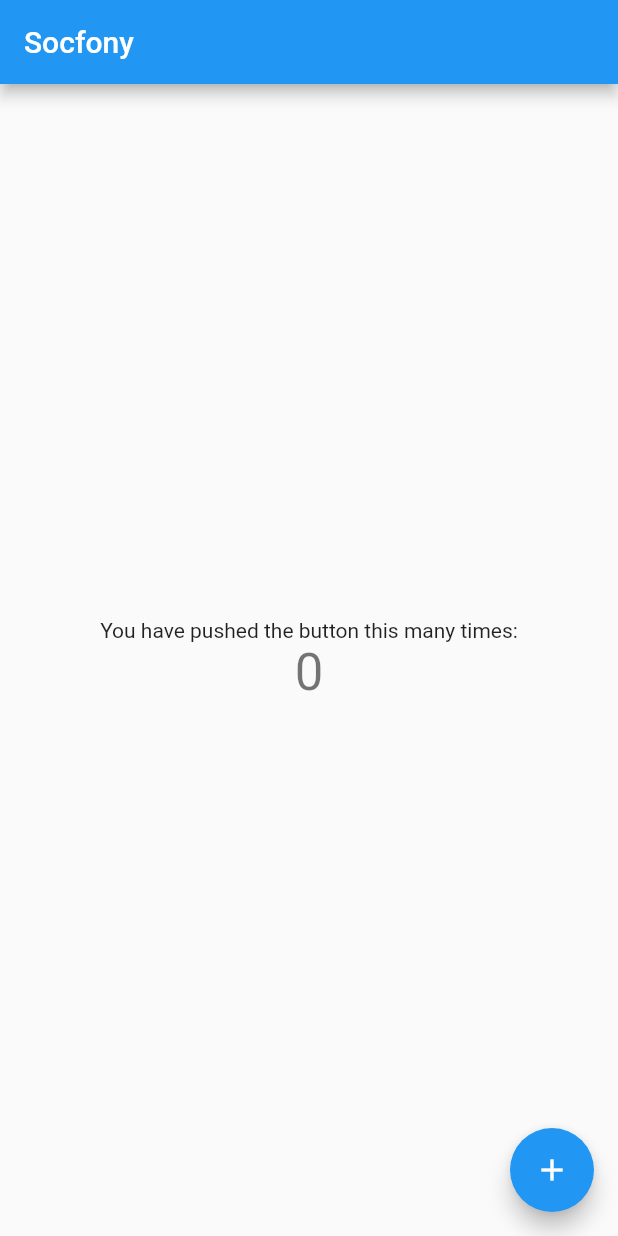
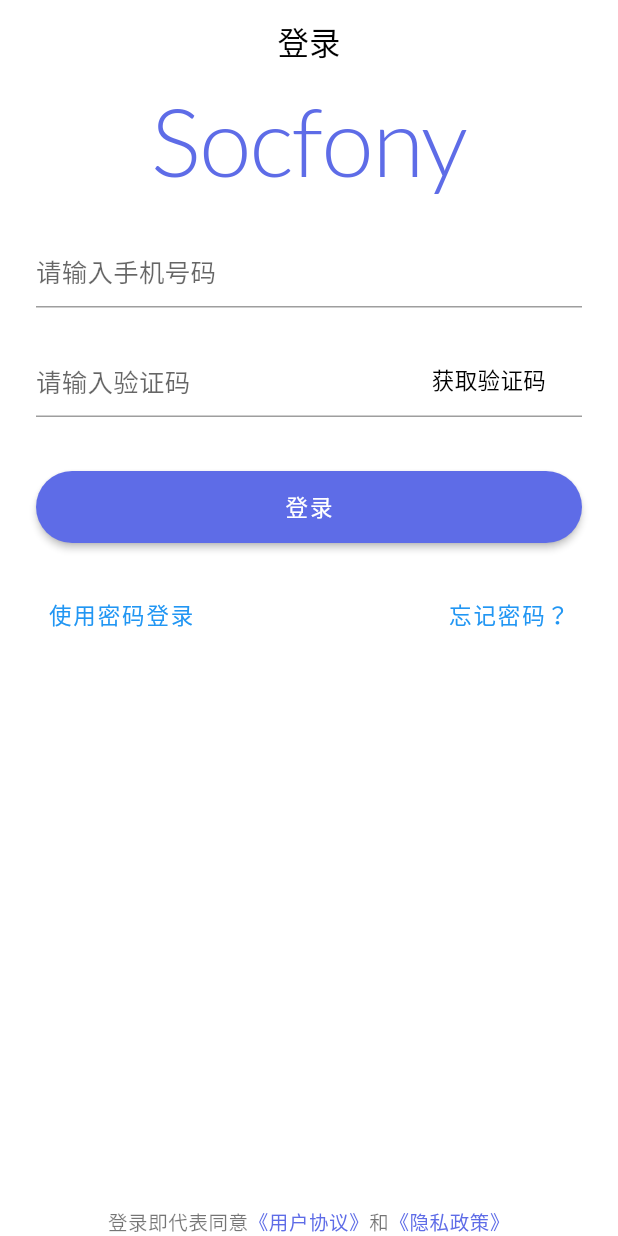
Before and after one commit to satsin06/app, a Flutter app: the screen it shows after launch, on a phone screen of 412 x 824 dp. Run offline on Flutter 3.47's test engine with Material 2 defaults, Android fonts, the phone set to English and light mode, and no system bars; our stand-ins replace get, google_fonts; generated files the repository leaves out were written again.

Commit message:
chore: add sign in page

```diff
--- a/lib/main.dart
+++ b/lib/main.dart
@@ -1,7 +1,8 @@
-import 'dart:ui' as ui show window;
 import 'package:flutter/material.dart';
 import 'package:get/get.dart' hide Translations;
 
+import 'pages.dart';
+import 'theme.dart';
 import 'translations/translations.dart';
 
 void main() {
@@ -12,85 +13,14 @@
   @override
   Widget build(BuildContext context) {
     return GetMaterialApp(
-      locale: ui.window.locale,
+      locale: Get.deviceLocale,
       fallbackLocale: Locale('zh', 'CN'),
       translations: Translations(),
       onGenerateTitle: (BuildContext context) => 'APP_NAME'.tr,
-      home: MyHomePage(),
+      getPages: pages,
+      initialRoute: initialRoute,
+      theme: SocfonyTheme.light(),
+      darkTheme: SocfonyTheme.dark(),
     );
   }
 }
-
-class MyHomePage extends StatefulWidget {
-  MyHomePage({Key key}) : super(key: key);
-
-  @override
-  _MyHomePageState createState() => _MyHomePageState();
-}
-
-class _MyHomePageState extends State<MyHomePage> {
-  int _counter = 0;
-
-  void _incrementCounter() {
-    setState(() {
-      // This call to setState tells the Flutter framework that something has
-      // changed in this State, which causes it to rerun the build method below
-      // so that the display can reflect the updated values. If we changed
-      // _counter without calling setState(), then the build method would not be
-      // called again, and so nothing would appear to happen.
-      _counter++;
-    });
-  }
-
-  @override
-  Widget build(BuildContext context) {
-    // This method is rerun every time setState is called, for instance as done
-    // by the _incrementCounter method above.
-    //
-    // The Flutter framework has been optimized to make rerunning build methods
-    // fast, so that you can just rebuild anything that needs updating rather
-    // than having to individually change instances of widgets.
-    return Scaffold(
-      appBar: AppBar(
-        // Here we take the value from the MyHomePage object that was created by
-        // the App.build method, and use it to set our appbar title.
-        title: Text('APP_NAME'.tr),
-      ),
-      body: Center(
-        // Center is a layout widget. It takes a single child and positions it
-        // in the middle of the parent.
-        child: Column(
-          // Column is also a layout widget. It takes a list of children and
-          // arranges them vertically. By default, it sizes itself to fit its
-          // children horizontally, and tries to be as tall as its parent.
-          //
-          // Invoke "debug painting" (press "p" in the console, choose the
-          // "Toggle Debug Paint" action from the Flutter Inspector in Android
-          // Studio, or the "Toggle Debug Paint" command in Visual Studio Code)
-          // to see the wireframe for each widget.
-          //
-          // Column has various properties to control how it sizes itself and
-          // how it positions its children. Here we use mainAxisAlignment to
-          // center the children vertically; the main axis here is the vertical
-          // axis because Columns are vertical (the cross axis would be
-          // horizontal).
-          mainAxisAlignment: MainAxisAlignment.center,
-          children: <Widget>[
-            Text(
-              'You have pushed the button this many times:',
-            ),
-            Text(
-              '$_counter',
-              style: Theme.of(context).textTheme.headline4,
-            ),
-          ],
-        ),
-      ),
-      floatingActionButton: FloatingActionButton(
-        onPressed: _incrementCounter,
-        tooltip: 'Increment',
-        child: Icon(Icons.add),
-      ), // This trailing comma makes auto-formatting nicer for build methods.
-    );
-  }
-}
--- /dev/null
+++ b/lib/pages.dart
@@ -0,0 +1,9 @@
+import 'package:get/get.dart';
+
+import 'sign-in/page.dart';
+
+String initialRoute = signInPage.name;
+
+List<GetPage> pages = [
+  signInPage,
+];
--- /dev/null
+++ b/lib/sign-in/binding.dart
@@ -0,0 +1,10 @@
+import 'package:get/get.dart';
+
+import 'controller.dart';
+
+class SignInBinding implements Bindings {
+  @override
+  void dependencies() {
+    Get.lazyPut<SignInController>(() => SignInController());
+  }
+}
--- /dev/null
+++ b/lib/sign-in/controller.dart
@@ -0,0 +1,30 @@
+import 'package:get/get.dart';
+
+/// Sign in mode types
+enum SignInMode {
+  PASSWORD,
+  SMS_CODE,
+}
+
+class SignInController extends GetxController {
+  /// Sign in mode
+  Rx<SignInMode> mode = Rx<SignInMode>(SignInMode.SMS_CODE);
+
+  /// Sign in account
+  Rx<String> account = Rx<String>('');
+
+  /// Security, [mode] == [SignInMode.PASSWORD] is password login,
+  /// [mode] == [SignInMode.SMS_CODE] is SMS code register or login.
+  Rx<String> security = Rx<String>('');
+
+  /// Switch mode.
+  ///
+  /// [mode] is [SignInMode] values.
+  switchMode(SignInMode mode) {
+    this.mode.value = mode;
+
+    if (!account.value.isPhoneNumber) {
+      this.account.value = '';
+    }
+  }
+}
--- /dev/null
+++ b/lib/sign-in/page.dart
@@ -0,0 +1,10 @@
+import 'package:get/get.dart';
+
+import 'binding.dart';
+import 'view.dart';
+
+GetPage signInPage = GetPage(
+  name: 'sign',
+  page: () => SignInView(),
+  binding: SignInBinding(),
+);
--- /dev/null
+++ b/lib/sign-in/view.dart
@@ -0,0 +1,123 @@
+import 'package:flutter/material.dart';
+import 'package:get/get.dart';
+
+import 'controller.dart';
+import 'widgets/agreement.dart';
+
+class SignInView extends GetView<SignInController> {
+  @override
+  Widget build(BuildContext context) {
+    return Scaffold(
+      resizeToAvoidBottomPadding: false,
+      extendBodyBehindAppBar: false,
+      backgroundColor: Theme.of(context).appBarTheme.color,
+      appBar: AppBar(
+        title: Text('SIGN_IN'.tr),
+        automaticallyImplyLeading: true,
+        centerTitle: true,
+      ),
+      body: Container(
+        padding: context.mediaQuery.padding.copyWith(left: 24.0, right: 24.0),
+        width: context.width,
+        child: Column(
+          mainAxisAlignment: MainAxisAlignment.start,
+          mainAxisSize: MainAxisSize.max,
+          crossAxisAlignment: CrossAxisAlignment.stretch,
+          children: [
+            Text(
+              'APP_NAME'.tr,
+              style: context.textTheme.headline2.copyWith(
+                color: context.theme.primaryColor,
+              ),
+              textAlign: TextAlign.center,
+            ),
+            Padding(
+              padding: EdgeInsets.only(top: 24),
+              child: TextField(
+                keyboardType: TextInputType.text,
+                autofocus: false,
+                decoration: InputDecoration(
+                  hintText: "请输入手机号码",
+                ),
+                onChanged: (String value) {
+                  controller.account.value = value;
+                },
+              ),
+            ),
+            Padding(
+              padding: EdgeInsets.only(top: 24),
+              child: TextField(
+                keyboardType: TextInputType.visiblePassword,
+                autofocus: false,
+                decoration: InputDecoration(
+                  hintText: "请输入验证码",
+                  suffixIcon: UnconstrainedBox(
+                    child: GestureDetector(
+                      child: Align(
+                        alignment: Alignment.centerRight,
+                        child: Padding(
+                          padding: EdgeInsets.only(right: 24.0),
+                          child: Text(
+                            '获取验证码',
+                            // style: TextStyle(
+                            //   // color: textColorBuilder(context),
+                            // ),
+                          ),
+                        ),
+                      ),
+                      onTap: () {},
+                    ),
+                  ),
+                ),
+                // onChanged: _createCodeChangedHandler(context),
+              ),
+            ),
+            Padding(
+              padding: const EdgeInsets.only(top: 36.0),
+              child: SizedBox(
+                height: 48,
+                child: RaisedButton(
+                  child: Text('SIGN_IN'.tr),
+                  color: context.theme.primaryColor,
+                  colorBrightness: Brightness.dark,
+                  onPressed: () {},
+                  shape: StadiumBorder(),
+                ),
+              ),
+            ),
+            Padding(
+              padding: const EdgeInsets.only(top: 24.0),
+              child: Row(
+                mainAxisAlignment: MainAxisAlignment.spaceBetween,
+                children: [
+                  TextButton(
+                    onPressed: () {
+                      print(controller.mode);
+                      controller.switchMode(
+                          controller.mode.value == SignInMode.PASSWORD
+                              ? SignInMode.SMS_CODE
+                              : SignInMode.PASSWORD);
+                    },
+                    child: Obx(
+                      () => Text(controller.mode.value == SignInMode.PASSWORD
+                          ? '快速登录'
+                          : '使用密码登录'),
+                    ),
+                  ),
+                  TextButton(
+                    onPressed: () {},
+                    child: Text('忘记密码？'),
+                  ),
+                ],
+              ),
+            ),
+            Expanded(
+              child: SizedBox.shrink(),
+            ),
+            const SignInAgreement(),
+          ],
+        ),
+      ),
+    );
+  }
+}
--- /dev/null
+++ b/lib/sign-in/widgets/agreement.dart
@@ -0,0 +1,38 @@
+import 'package:flutter/material.dart';
+import 'package:get/get.dart';
+
+class SignInAgreement extends StatelessWidget {
+  const SignInAgreement({Key key}) : super(key: key);
+
+  TextStyle get agreementStyle => TextStyle(
+        color: Get.theme.primaryColor,
+      );
+
+  String get prefix => 'SIGN_AGREEMENT_PREFIX'.tr;
+  String get userAgreement => 'USER_AGREEMENT'.tr;
+  String get privacyPolicy => 'PRIVACY_POLICY'.tr;
+  String get and => '&'.tr;
+
+  @override
+  Widget build(BuildContext context) {
+    return Text.rich(
+      TextSpan(
+        children: [
+          TextSpan(text: prefix),
+          TextSpan(
+            text: userAgreement,
+            style: agreementStyle,
+          ),
+          TextSpan(text: and),
+          TextSpan(
+            text: privacyPolicy,
+            style: agreementStyle,
+          )
+        ],
+      ),
+      overflow: TextOverflow.visible,
+      textAlign: TextAlign.center,
+      style: context.textTheme.caption,
+    );
+  }
+}
--- /dev/null
+++ b/lib/theme.dart
@@ -0,0 +1,95 @@
+// import 'package:fans/widgets/custom-underline-tab-indicator.dart';
+import 'package:flutter/material.dart';
+import 'package:google_fonts/google_fonts.dart';
+
+final Color primaryColor = const Color(0xFF5E6CE7);
+
+final TextTheme _$TextTheme = TextTheme(
+  headline1: GoogleFonts.lato(
+      fontSize: 101, fontWeight: FontWeight.w300, letterSpacing: -1.5),
+  headline2: GoogleFonts.lato(
+      fontSize: 63, fontWeight: FontWeight.w300, letterSpacing: -0.5),
+  headline3: GoogleFonts.lato(fontSize: 50, fontWeight: FontWeight.w400),
+  headline4: GoogleFonts.lato(
+      fontSize: 36, fontWeight: FontWeight.w400, letterSpacing: 0.25),
+  headline5: GoogleFonts.lato(fontSize: 25, fontWeight: FontWeight.w400),
+  headline6: GoogleFonts.lato(
+      fontSize: 21, fontWeight: FontWeight.w500, letterSpacing: 0.15),
+  subtitle1: GoogleFonts.lato(
+      fontSize: 17, fontWeight: FontWeight.w400, letterSpacing: 0.15),
+  subtitle2: GoogleFonts.lato(
+      fontSize: 15, fontWeight: FontWeight.w500, letterSpacing: 0.1),
+  bodyText1: GoogleFonts.lato(
+      fontSize: 17, fontWeight: FontWeight.w400, letterSpacing: 0.5),
+  bodyText2: GoogleFonts.lato(
+      fontSize: 15, fontWeight: FontWeight.w400, letterSpacing: 0.25),
+  button: GoogleFonts.lato(
+      fontSize: 15, fontWeight: FontWeight.w500, letterSpacing: 1.25),
+  caption: GoogleFonts.lato(
+      fontSize: 13, fontWeight: FontWeight.w400, letterSpacing: 0.4),
+  overline: GoogleFonts.lato(
+      fontSize: 10, fontWeight: FontWeight.w400, letterSpacing: 1.5),
+);
+
+final TabBarTheme _tabBarTheme = TabBarTheme(
+  labelColor: primaryColor,
+  unselectedLabelColor: Colors.black87,
+  // indicator: CustomUnderlineTabIndicator(
+  //   borderSide: BorderSide(
+  //     color: primaryColor,
+  //     width: 3.0,
+  //   ),
+  //   insets: EdgeInsets.only(bottom: 4.0),
+  // ),
+  indicatorSize: TabBarIndicatorSize.label,
+);
+
+final BottomNavigationBarThemeData _$bottomNavigationBarTheme =
+    BottomNavigationBarThemeData(
+  type: BottomNavigationBarType.fixed,
+  selectedItemColor: primaryColor,
+);
+
+class SocfonyTheme {
+  const SocfonyTheme._();
+
+  static ThemeData dark() {
+    final TextTheme textTheme = _$TextTheme.apply(bodyColor: Colors.white);
+    return ThemeData(
+      brightness: Brightness.dark,
+      primaryColor: primaryColor,
+      appBarTheme: AppBarTheme(
+        color: Colors.black,
+        brightness: Brightness.dark,
+        elevation: 0,
+        centerTitle: true,
+        iconTheme: IconThemeData(color: Colors.white),
+        textTheme: textTheme,
+      ),
+      tabBarTheme: _tabBarTheme.copyWith(
+        unselectedLabelColor: Colors.white,
+      ),
+      textTheme: textTheme,
+      bottomNavigationBarTheme: _$bottomNavigationBarTheme,
+    );
+  }
+
+  static ThemeData light() {
+    final TextTheme textTheme = _$TextTheme.apply(bodyColor: Colors.black);
+    return ThemeData(
+      brightness: Brightness.light,
+      primaryColor: primaryColor,
+      appBarTheme: AppBarTheme(
+        color: Colors.white,
+        brightness: Brightness.light,
+        elevation: 0,
+        centerTitle: true,
+        iconTheme: IconThemeData(color: Colors.black),
+        textTheme: textTheme,
+      ),
+      tabBarTheme: _tabBarTheme,
+      textTheme: textTheme,
+      bottomNavigationBarTheme: _$bottomNavigationBarTheme,
+    );
+  }
+}
--- a/lib/translations/translations.dart
+++ b/lib/translations/translations.dart
@@ -3,7 +3,7 @@
 part 'zh-cn.dart';
 
 const Map<String, Map<String, String>> _$keys = {
-  'zh_CN': _ZH_CN_MESSAGE,
+  'zh_CN': _$ZH_CN_MESSAGE,
 };
 
 class Translations extends GetX.Translations {
--- a/lib/translations/zh-cn.dart
+++ b/lib/translations/zh-cn.dart
@@ -1,5 +1,10 @@
 part of 'translations.dart';
 
-const Map<String, String> _ZH_CN_MESSAGE = {
+const Map<String, String> _$ZH_CN_MESSAGE = {
+  '&': '和',
   'APP_NAME': 'Socfony',
+  'SIGN_IN': '登录',
+  'SIGN_AGREEMENT_PREFIX': '登录即代表同意',
+  'USER_AGREEMENT': '《用户协议》',
+  'PRIVACY_POLICY': '《隐私政策》',
 };
--- a/pubspec.yaml
+++ b/pubspec.yaml
@@ -28,6 +28,7 @@
     sdk: flutter
   json_annotation: ^3.1.1
   get: ^3.25.4
+  google_fonts: ^1.1.2
 
 
   # The following adds the Cupertino Icons font to your application.
```
Also changed, not shown: pubspec.lock, 6 other files.
